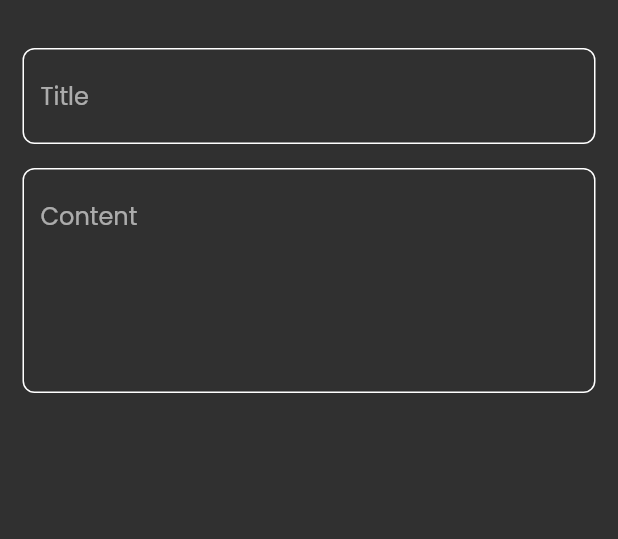
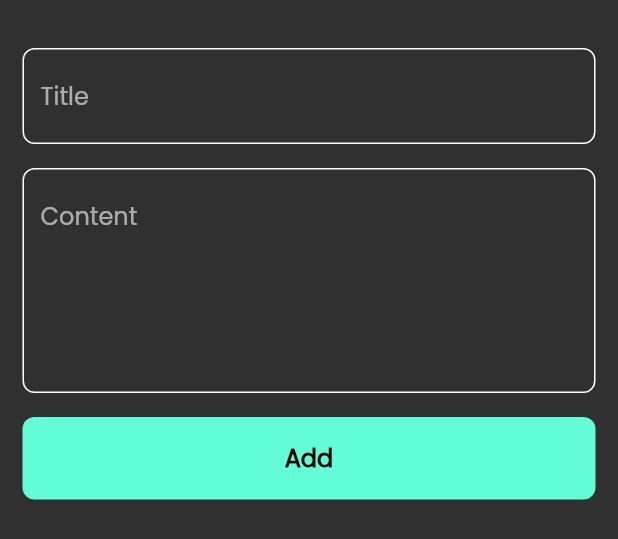
Before and after one commit to A7medK7aled1/Notes-App, a Flutter app: the AddNoteBottomSheet widget shown alone on an empty page, opened directly, on a phone screen of 412 x 824 dp. Shown: the top 539 px of the screen. Run offline on Flutter 3.47's test engine with Material 3 defaults, Android fonts, the phone set to English and light mode, and no system bars; our stand-ins replace font_awesome_flutter.

Commit message:
create finish button sheet

```diff
--- a/lib/constants.dart
+++ b/lib/constants.dart
@@ -1,3 +1,3 @@
 import 'dart:ui';
 
-const kPrimaryColor = const Color(0xff62FCD7);
+const kPrimaryColor = Color(0xff62FCD7);
--- a/lib/widget/add_note_bottom_sheet.dart
+++ b/lib/widget/add_note_bottom_sheet.dart
@@ -1,4 +1,6 @@
 import 'package:flutter/material.dart';
+import 'package:note_app/constants.dart';
+import 'package:note_app/widget/custom_button.dart';
 import 'package:note_app/widget/custom_text_field.dart';
 
 class AddNoteBottomSheet extends StatelessWidget {
@@ -8,6 +10,7 @@ class AddNoteBottomSheet extends StatelessWidget {
   Widget build(BuildContext context) {
     return Padding(
       padding: const EdgeInsets.symmetric(horizontal: 15),
+      child: SingleChildScrollView(
         child: Column(
           children: [
             SizedBox(height: 32),
@@ -19,7 +22,11 @@ class AddNoteBottomSheet extends StatelessWidget {
               hintText: 'Content',
               maxLines: 5,
             ),
+            SizedBox(height: 16),
+            CustomButton(),
+            SizedBox(height: 16),
           ],
+        ),
       ),
     );
   }
--- /dev/null
+++ b/lib/widget/custom_button.dart
@@ -0,0 +1,28 @@
+import 'package:flutter/material.dart';
+import 'package:note_app/constants.dart';
+
+class CustomButton extends StatelessWidget {
+  const CustomButton({super.key});
+
+  @override
+  Widget build(BuildContext context) {
+    return Container(
+      width: MediaQuery.of(context).size.width,
+      height: 55,
+      decoration: BoxDecoration(
+        color: kPrimaryColor,
+        borderRadius: BorderRadius.circular(8),
+      ),
+      child: Center(
+        child: Text(
+          'Add',
+          style: TextStyle(
+            color: Colors.black,
+            fontSize: 16,
+            fontWeight: FontWeight.bold,
+          ),
+        ),
+      ),
+    );
+  }
+}
```
Lines whose indentation alone changed are shown as unchanged.
